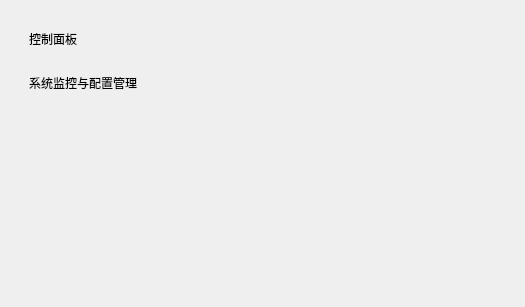
Before: the Qt Designer form GUI/resource/ui/dashboard_plugin/dashboard_widget.ui in xiaoyu12139/zengnui-manage, drawn with Qt 5.
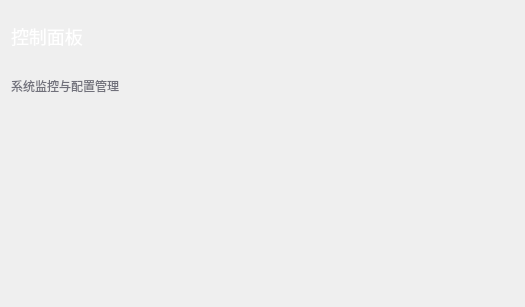
After: the same form once the commit is applied.

Commit message: 新增：dashboard界面组合

Diff of the .ui file:
```diff
--- a/GUI/resource/ui/dashboard_plugin/dashboard_widget.ui
+++ b/GUI/resource/ui/dashboard_plugin/dashboard_widget.ui
@@ -23,11 +23,45 @@
       </size>
      </property>
      <layout class="QVBoxLayout" name="verticalLayout_2">
+      <property name="spacing">
+       <number>0</number>
+      </property>
+      <property name="leftMargin">
+       <number>0</number>
+      </property>
+      <property name="topMargin">
+       <number>0</number>
+      </property>
+      <property name="rightMargin">
+       <number>0</number>
+      </property>
+      <property name="bottomMargin">
+       <number>0</number>
+      </property>
       <item>
        <widget class="QWidget" name="widget" native="true">
         <layout class="QHBoxLayout" name="horizontalLayout">
+         <property name="spacing">
+          <number>0</number>
+         </property>
+         <property name="leftMargin">
+          <number>0</number>
+         </property>
+         <property name="topMargin">
+          <number>0</number>
+         </property>
+         <property name="rightMargin">
+          <number>0</number>
+         </property>
+         <property name="bottomMargin">
+          <number>0</number>
+         </property>
          <item>
           <widget class="QLabel" name="pageTitle">
+           <property name="styleSheet">
+            <string notr="true">font-size: 18px;
+color: rgb(255, 255, 255);</string>
+           </property>
            <property name="text">
             <string>控制面板</string>
            </property>
@@ -52,8 +86,26 @@
       <item>
        <widget class="QWidget" name="widget_2" native="true">
         <layout class="QHBoxLayout" name="horizontalLayout_2">
+         <property name="spacing">
+          <number>0</number>
+         </property>
+         <property name="leftMargin">
+          <number>0</number>
+         </property>
+         <property name="topMargin">
+          <number>0</number>
+         </property>
+         <property name="rightMargin">
+          <number>0</number>
+         </property>
+         <property name="bottomMargin">
+          <number>0</number>
+         </property>
          <item>
           <widget class="QLabel" name="pageDesc">
+           <property name="styleSheet">
+            <string notr="true">color: #71717B</string>
+           </property>
            <property name="text">
             <string>系统监控与配置管理</string>
            </property>
```
The commit also changes 14 other files.
